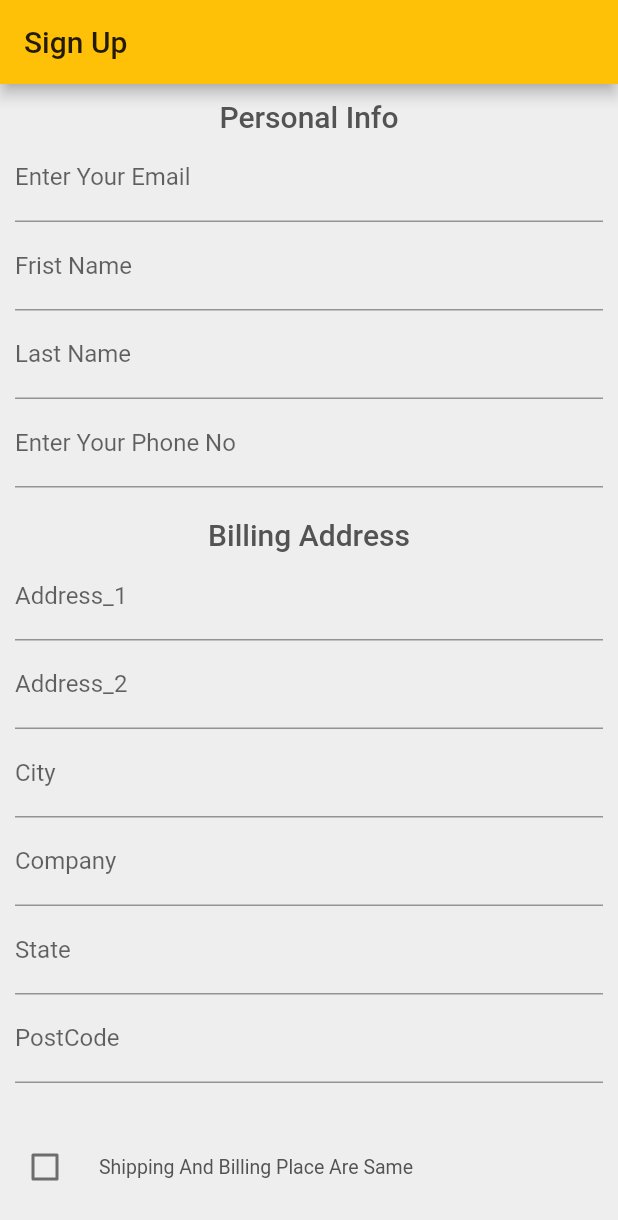
After one commit to Faisal1135/cdkenakata, a Flutter app: the CartScreen screen opened by its route, after a tap on "CheckOut", on a phone screen of 412 x 824 dp. The commit adds this screen. Shown: the top 1220 px of the screen. Run offline on Flutter 3.47's test engine with Material 2 defaults, Android fonts, the phone set to English and light mode, and no system bars; drawn by our look-alikes of flutter_form_builder; our stand-ins replace cached_network_image, flutter_easyrefresh, flutter_svg, getwidget; missing offline and left inert: woocommerce.

Commit message:
signUpForm

```diff
--- a/lib/main.dart
+++ b/lib/main.dart
@@ -3,6 +3,7 @@ import 'package:cdkenakata/providers/product_provider.dart';
 import 'package:cdkenakata/screens/allCatagories.dart';
 import 'package:cdkenakata/screens/cartScreen.dart';
 import 'package:cdkenakata/screens/catagoriesProduct.dart';
+import 'package:cdkenakata/screens/createCustomet.dart';
 import 'package:flutter/material.dart';
 import 'package:provider/provider.dart';
 import './constants.dart';
@@ -35,6 +36,7 @@ class MyApp extends StatelessWidget {
         home: HomeScreen(),
         routes: {
           AllCatagories.routeName: (context) => AllCatagories(),
+          CreateCustomerForm.routeName: (context) => CreateCustomerForm(),
           CatagoriesProduct.routeName: (context) => CatagoriesProduct(),
           CartScreen.routerName: (context) => CartScreen(),
         },
--- a/lib/screens/cartScreen.dart
+++ b/lib/screens/cartScreen.dart
@@ -1,4 +1,5 @@
 import 'package:cdkenakata/providers/cart_Provider.dart';
+import 'package:cdkenakata/screens/createCustomet.dart';
 import 'package:cdkenakata/widgets/cartItemCard.dart';
 import 'package:flutter/material.dart';
 
@@ -23,7 +24,18 @@ class _CartScreenState extends State<CartScreen> {
         appBar: AppBar(
           title: Text("Your Cart"),
         ),
-        bottomSheet: Container(
+        bottomSheet: InkWell(
+          onTap: () {
+            Navigator.pushNamedAndRemoveUntil(
+                context, CreateCustomerForm.routeName, (route) => false,
+                arguments: cart.items.values.toList());
+          },
+          child: Container(
+            child: Center(
+                child: Text(
+              'CheckOut',
+              style: Theme.of(context).textTheme.headline5,
+            )),
             height: 50.0,
             width: MediaQuery.of(context).size.width,
             decoration: BoxDecoration(
@@ -35,6 +47,7 @@ class _CartScreenState extends State<CartScreen> {
                   blurRadius: 6.0,
                 ),
               ],
+            ),
           ),
         ),
         body: Column(
--- /dev/null
+++ b/lib/screens/createCustomet.dart
@@ -0,0 +1,153 @@
+import 'package:cdkenakata/constants.dart';
+import 'package:cdkenakata/providers/cart_Provider.dart';
+import 'package:flutter/material.dart';
+import 'package:flutter_form_builder/flutter_form_builder.dart';
+import 'package:woocommerce/woocommerce.dart';
+
+Widget getTextFiled(BuildContext context, String name, String label,
+    {List<Function> validator, TextInputType keyBT}) {
+  return FormBuilderTextField(
+    name: name,
+    decoration: InputDecoration(
+      labelText: label,
+    ),
+    validator: FormBuilderValidators.compose(
+        [FormBuilderValidators.required(context), ...validator ?? []]),
+    keyboardType: keyBT ?? TextInputType.text,
+  );
+}
+
+List<String> address = [
+  "Address_1",
+  "Address_2",
+  "City",
+  "Company",
+  "State",
+  "PostCode"
+];
+
+//  getTextFiled(context, "address1", "Address_1"),
+//     getTextFiled(context, "address2", "Address_2"),
+//     getTextFiled(context, "city", "City"),
+//     getTextFiled(context, "company", "Company"),
+//     getTextFiled(context, "state", "Uplozila"),
+//     getTextFiled(
+//       context,
+//       "postCode",
+//       "PostCode",
+//     ),
+
+List<Widget> getAddress(BuildContext context, String title, String type) {
+  return [
+    Text(
+      title,
+      style: Theme.of(context).textTheme.headline6,
+    ),
+    ...address.map(
+      (add) => getTextFiled(context, "$type$add", add),
+    ),
+  ];
+}
+
+class CreateCustomerForm extends StatefulWidget {
+  static const routeName = "create-customer-form";
+
+  @override
+  _CreateCustomerFormState createState() => _CreateCustomerFormState();
+}
+
+class _CreateCustomerFormState extends State<CreateCustomerForm> {
+  bool isLoading = false;
+  bool isSame = false;
+
+  @override
+  Widget build(BuildContext context) {
+    final _formKey = GlobalKey<FormBuilderState>();
+    final cartItem = ModalRoute.of(context).settings.arguments as List<Cart>;
+    return Scaffold(
+      appBar: AppBar(
+        title: Text('Sign Up'),
+      ),
+      body: ListView(
+        children: [
+          Container(
+            padding: const EdgeInsets.all(10),
+            child: FormBuilder(
+              key: _formKey,
+              child: Column(
+                children: [
+                  Center(
+                      child: Text(
+                    'Personal Info',
+                    style: Theme.of(context).textTheme.headline6,
+                  )),
+                  getTextFiled(context, "email", "Enter Your Email",
+                      validator: [FormBuilderValidators.email(context)],
+                      keyBT: TextInputType.emailAddress),
+                  getTextFiled(
+                    context,
+                    "fname",
+                    "Frist Name",
+                  ),
+                  getTextFiled(
+                    context,
+                    "lname",
+                    "Last Name",
+                  ),
+                  getTextFiled(context, "phone", "Enter Your Phone No ",
+                      validator: [
+                        FormBuilderValidators.minLength(context, 11),
+                        FormBuilderValidators.numeric(context)
+                      ]),
+                  SizedBox(
+                    height: 20,
+                  ),
+                  ...getAddress(context, "Billing Address", "b"),
+                  SizedBox(
+                    height: 20,
+                  ),
+                  FormBuilderCheckbox(
+                    onChanged: (val) {
+                      setState(() {
+                        isSame = val;
+                      });
+                    },
+                    initialValue: isSame,
+                    name: 'accept_terms',
+                    title: Text('Shipping And Billing Place Are Same'),
+                  ),
+                  SizedBox(
+                    height: 20,
+                  ),
+                  !isSame
+                      ? Column(
+                          children:
+                              getAddress(context, "Shipping Address", "s"),
+                        )
+                      : Container(),
+                  SizedBox(
+                    height: 20,
+                  ),
+                  ElevatedButton(
+                      onPressed: () async {
+                        final custormer = WooCustomer();
+
+                        final newCustom =
+                            await wooCommerce.createCustomer(custormer);
+                      },
+                      child: Text(
+                        'Submit',
+                        style: Theme.of(context)
+                            .textTheme
+                            .headline5
+                            .copyWith(color: Colors.white),
+                      ))
+                ],
+              ),
+            ),
+          )
+        ],
+      ),
+    );
+  }
+}
--- a/pubspec.yaml
+++ b/pubspec.yaml
@@ -26,11 +26,13 @@ dependencies:
   cached_network_image: ^2.3.3
   cupertino_icons: ^1.0.0
   flutter_easyrefresh: ^2.1.6
+  flutter_form_builder: ^4.0.2
   flutter_svg: ^0.19.1
   getwidget: ^1.2.2
   logger: ^0.9.4
   provider: ^4.3.2+2
   woocommerce: ^0.9.6
+  modal_progress_hud: ^0.1.3
 
 dev_dependencies:
   flutter_test:
```
Also changed, not shown: pubspec.lock. Lines whose indentation alone changed are shown as unchanged.
